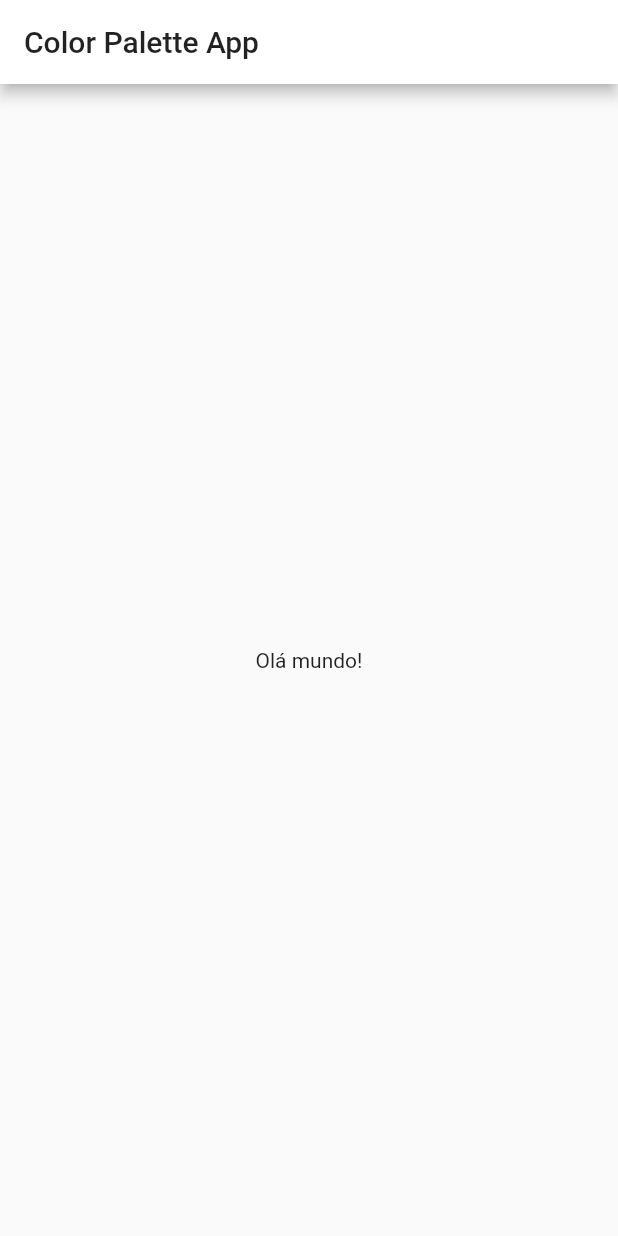
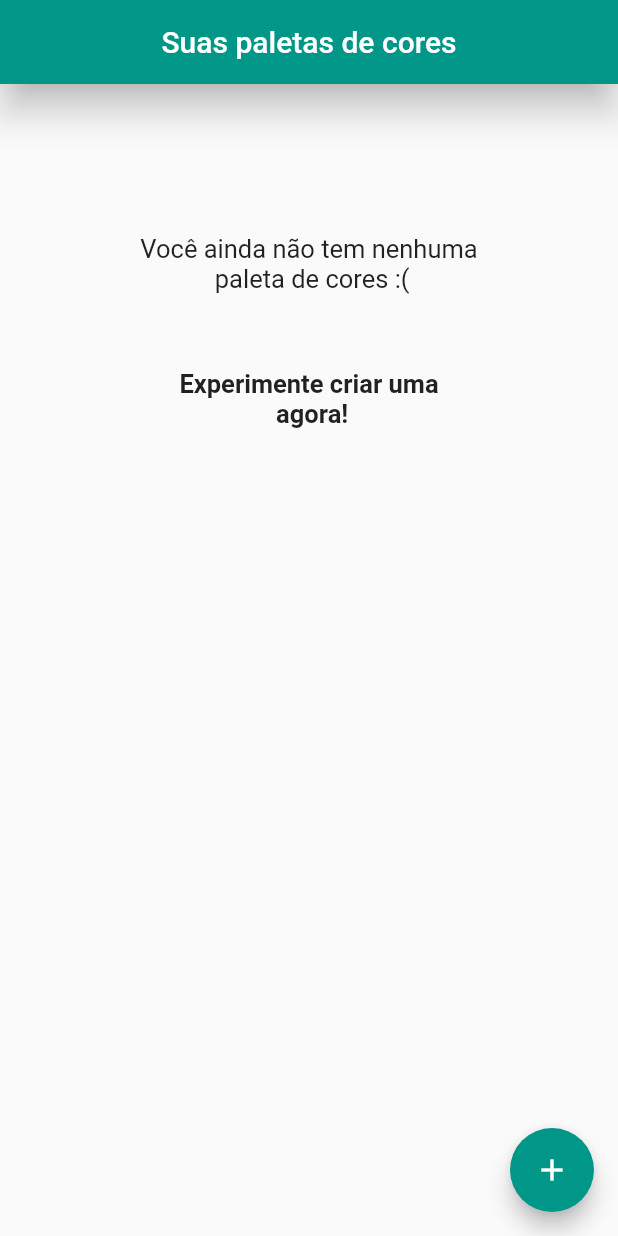
Before and after one commit to Eduardo-RFarias/ColorPaletteFlutterApp, a Flutter app: the screen it shows after launch, on a phone screen of 412 x 824 dp. Run offline on Flutter 3.47's test engine with Material 2 defaults, Android fonts, the phone set to English and light mode, and no system bars; our stand-ins replace cloud_firestore, firebase_core, flutter_bloc; accounts and stored records are empty.

Commit message:
Reorganização das páginas e criação da main page

```diff
--- /dev/null
+++ b/lib/bloc/ColorFormBloc/ColorFormBlocEvent.dart
@@ -0,0 +1,29 @@
+import 'package:flutter/material.dart';
+
+abstract class ColorFormEvent {
+  ColorFormEvent();
+}
+
+class ChangeColorFormEvent extends ColorFormEvent {
+  final String id;
+  final int index;
+  final String title;
+  final List<Color> colors;
+
+  ChangeColorFormEvent({
+    required this.id,
+    required this.index,
+    required this.title,
+    required this.colors,
+  });
+}
+
+class RandomizeColorFormEvent extends ColorFormEvent {
+  final String id;
+  final String title;
+
+  RandomizeColorFormEvent({
+    required this.id,
+    required this.title,
+  });
+}
--- /dev/null
+++ b/lib/bloc/ColorFormBloc/ColorFormBlocState.dart
@@ -0,0 +1,13 @@
+import 'package:flutter/material.dart';
+
+class ColorFormState {
+  String id;
+  String title;
+  late List<Color> colors;
+
+  ColorFormState({
+    required this.id,
+    required this.title,
+    required this.colors,
+  });
+}
--- a/lib/main.dart
+++ b/lib/main.dart
@@ -1,6 +1,6 @@
-import 'package:color_pallete_app/screens/ColorPalette/ColorPaletteScreen.dart';
-import 'package:color_pallete_app/screens/ColorPalette/bloc/ColorPaletteBloc.dart';
-import 'package:color_pallete_app/screens/ColorPalette/bloc/ColorPaletteBlocState.dart';
+import 'package:color_pallete_app/bloc/ColorPaletteBloc/ColorPaletteBloc.dart';
+import 'package:color_pallete_app/bloc/ColorPaletteBloc/ColorPaletteBlocState.dart';
+import 'package:color_pallete_app/views/ColorPaletteScreen.dart';
 import 'package:color_pallete_app/theme/theme.dart';
 import 'package:firebase_core/firebase_core.dart';
 import 'package:flutter/material.dart';
--- a/lib/screens/ColorPalette/ColorPaletteScreen.dart
+++ /dev/null
@@ -1,17 +0,0 @@
-import 'package:flutter/material.dart';
-
-class ColorPalettesScreen extends StatelessWidget {
-  const ColorPalettesScreen({Key? key}) : super(key: key);
-
-  @override
-  Widget build(BuildContext context) {
-    return Scaffold(
-      appBar: AppBar(
-        title: Text('Color Palette App'),
-      ),
-      body: Center(
-        child: Text('Olá mundo!'),
-      ),
-    );
-  }
-}
--- a/lib/theme/theme.dart
+++ b/lib/theme/theme.dart
@@ -3,15 +3,13 @@ import 'package:flutter/material.dart';
 abstract class MyTheme {
   static ThemeData lightTheme() {
     return ThemeData(
-      primaryColor: Colors.white,
-      accentColor: Colors.black,
+      primarySwatch: Colors.teal,
     );
   }
 
   static ThemeData darkTheme() {
     return ThemeData(
-      primaryColor: Colors.black,
-      accentColor: Colors.white,
+      primarySwatch: Colors.deepPurple,
     );
   }
 }
--- /dev/null
+++ b/lib/views/ColorPaletteScreen.dart
@@ -0,0 +1,210 @@
+import 'dart:math';
+
+import 'package:color_pallete_app/bloc/ColorFormBloc/ColorFormBloc.dart';
+import 'package:color_pallete_app/bloc/ColorFormBloc/ColorFormBlocState.dart';
+import 'package:color_pallete_app/bloc/ColorPaletteBloc/ColorPaletteBloc.dart';
+import 'package:color_pallete_app/bloc/ColorPaletteBloc/ColorPaletteBlocEvent.dart';
+import 'package:color_pallete_app/bloc/ColorPaletteBloc/ColorPaletteBlocState.dart';
+import 'package:color_pallete_app/models/ColorPaletteModel.dart';
+import 'package:color_pallete_app/views/EmpyColorPaletteScreen.dart';
+import 'package:flutter/material.dart';
+import 'package:flutter_bloc/flutter_bloc.dart';
+
+class ColorPalettesScreen extends StatefulWidget {
+  const ColorPalettesScreen({Key? key}) : super(key: key);
+
+  @override
+  _ColorPalettesScreenState createState() => _ColorPalettesScreenState();
+}
+
+class _ColorPalettesScreenState extends State<ColorPalettesScreen> {
+  late ColorPaletteBloc bloc;
+
+  @override
+  void initState() {
+    BlocProvider.of<ColorPaletteBloc>(context).add(ColorPaletteRetrieve());
+    super.initState();
+  }
+
+  void handleAdd({
+    required BuildContext context,
+  }) {
+    Navigator.of(context).push(
+      MaterialPageRoute(
+        builder: (_) => MultiBlocProvider(
+          providers: [
+            BlocProvider.value(
+              value: BlocProvider.of<ColorPaletteBloc>(context),
+            ),
+            BlocProvider<ColorFormBloc>(
+              create: (_) => ColorFormBloc(
+                initialState: ColorFormState(
+                  id: '',
+                  title: 'Nova Paleta',
+                  colors: List.generate(
+                      5, (index) => Color(Random().nextInt(0xffffffff))),
+                ),
+              ),
+            )
+          ],
+          child: Text('Unimplemented'), //TODO
+        ),
+      ),
+    );
+  }
+
+  void handleTap({
+    required BuildContext context,
+    required String id,
+    required String title,
+    required List<Color> colors,
+  }) {
+    Navigator.of(context).push(
+      MaterialPageRoute(
+        builder: (_) => MultiBlocProvider(
+          providers: [
+            BlocProvider.value(
+              value: BlocProvider.of<ColorPaletteBloc>(context),
+            ),
+            BlocProvider<ColorFormBloc>(
+              create: (context) {
+                return ColorFormBloc(
+                  initialState: ColorFormState(
+                    id: id,
+                    title: title,
+                    colors: colors,
+                  ),
+                );
+              },
+            ),
+          ],
+          child: Text('Unimplemented'),
+        ),
+      ),
+    ); //TODO
+  }
+
+  void handleDismiss({
+    required BuildContext context,
+    required String id,
+  }) {
+    bloc.add(
+      ColorPaletteDelete(id: id),
+    );
+  }
+
+  List<Widget> colorCircles({
+    required List<Color> colors,
+  }) {
+    List<Widget> list = [];
+
+    for (int i = 0; i < 5; i++) {
+      list.add(
+        Padding(
+          padding: EdgeInsets.all(5),
+          child: CircleAvatar(
+            backgroundColor: colors[i].withAlpha(0xff),
+            radius: 10,
+          ),
+        ),
+      );
+    }
+
+    return list;
+  }
+
+  ListView loadedStateScreen({
+    required BuildContext context,
+    required LoadedColorPalette state,
+  }) {
+    return ListView.builder(
+      itemCount: state.list.length,
+      itemBuilder: (context, index) {
+        ColorPalette item = state.list[index];
+
+        return Dismissible(
+          key: ValueKey(item),
+          onDismissed: (_) => handleDismiss(
+            context: context,
+            id: item.id,
+          ),
+          child: ListTile(
+            title: Text(
+              item.title,
+              style: TextStyle(fontSize: 20),
+            ),
+            trailing: Icon(Icons.edit),
+            onTap: () => handleTap(
+              context: context,
+              id: item.id,
+              title: item.title,
+              colors: item.colors,
+            ),
+            contentPadding: EdgeInsets.all(10),
+            subtitle: Container(
+              child: Row(
+                children: colorCircles(colors: item.colors),
+              ),
+            ),
+          ),
+        );
+      },
+    );
+  }
+
+  @override
+  Widget build(BuildContext context) {
+    bloc = BlocProvider.of<ColorPaletteBloc>(context);
+
+    return Scaffold(
+      appBar: AppBar(
+        title: Text('Suas paletas de cores'),
+        centerTitle: true,
+        elevation: 10,
+      ),
+      floatingActionButton: FloatingActionButton(
+        child: Icon(Icons.add),
+        onPressed: () => handleAdd(context: context),
+      ),
+      body: BlocBuilder<ColorPaletteBloc, ColorPaletteState>(
+        builder: (context, state) {
+          //! Estado de loading
+          if (state is LoadingColorPalette) {
+            return Center(child: CircularProgressIndicator());
+          }
+          //! Estado de carregado
+          else if (state is LoadedColorPalette) {
+            return loadedStateScreen(
+              context: context,
+              state: state,
+            );
+          }
+          //! Estado de algo foi modificado
+          else if (state is EditedColorPalette ||
+              state is CreatedColorPalette) {
+            bloc.add(ColorPaletteRetrieve());
+            return Container();
+          }
+          //! Estado de lista vazia
+          else if (state is EmptyColorPalette) {
+            return EmptyColorPaletteScreen();
+          }
+          //! Estado de Erro
+          else if (state is ErrorStateColorPalette) {
+            return Center(
+              child: Text(
+                '${state.message}\n' + '${state.error}',
+                style: TextStyle(fontSize: 30, color: Colors.red),
+              ),
+            );
+          }
+          //! Caso apareça um estado não implementado
+          else {
+            throw Exception('Foi passado um estado não implementado: ' +
+                state.runtimeType.toString());
+          }
+        },
+      ),
+    );
+  }
+}
--- /dev/null
+++ b/lib/views/EmpyColorPaletteScreen.dart
@@ -0,0 +1,71 @@
+import 'dart:math';
+
+import 'package:color_pallete_app/bloc/ColorFormBloc/ColorFormBloc.dart';
+import 'package:color_pallete_app/bloc/ColorFormBloc/ColorFormBlocState.dart';
+import 'package:color_pallete_app/bloc/ColorPaletteBloc/ColorPaletteBloc.dart';
+import 'package:flutter/material.dart';
+import 'package:flutter_bloc/flutter_bloc.dart';
+
+class EmptyColorPaletteScreen extends StatelessWidget {
+  const EmptyColorPaletteScreen({Key? key}) : super(key: key);
+
+  void handleTap({
+    required BuildContext context,
+  }) {
+    Navigator.of(context).push(
+      MaterialPageRoute(
+        builder: (_) => MultiBlocProvider(
+          providers: [
+            BlocProvider.value(
+              value: BlocProvider.of<ColorPaletteBloc>(context),
+            ),
+            BlocProvider<ColorFormBloc>(
+              create: (context) {
+                return ColorFormBloc(
+                  initialState: ColorFormState(
+                    id: '',
+                    title: 'Nova Paleta',
+                    colors: List.generate(
+                        5, (index) => Color(Random().nextInt(0xFFFFFFFF))),
+                  ),
+                );
+              },
+            ),
+          ],
+          child: Text('Unimplemented'),
+        ),
+      ),
+    ); //TODO
+  }
+
+  @override
+  Widget build(BuildContext context) {
+    return Column(
+      crossAxisAlignment: CrossAxisAlignment.stretch,
+      children: [
+        Padding(
+          padding: EdgeInsets.only(top: 100),
+          child: Text(
+            'Você ainda não tem nenhuma \n paleta de cores :(',
+            textAlign: TextAlign.center,
+            style: TextStyle(fontSize: 17),
+          ),
+        ),
+        Padding(
+          padding: EdgeInsets.only(top: 50),
+          child: GestureDetector(
+            onTap: () => handleTap(context: context),
+            child: Text(
+              'Experimente criar uma\n agora!',
+              textAlign: TextAlign.center,
+              style: TextStyle(
+                fontSize: 17,
+                fontWeight: FontWeight.bold,
+              ),
+            ),
+          ),
+        )
+      ],
+    );
+  }
+}
```
Also changed, not shown: lib/bloc/ColorFormBloc/ColorFormBloc.dart (added, +49 -0 lines), lib/bloc/ColorPaletteBloc/ColorPaletteBloc.dart (renamed from lib/screens/ColorPalette/bloc/ColorPaletteBloc.dart, +7 -17 lines), lib/views/ColorFormScreen.dart (added, +15 -0 lines), lib/views/CreateColorPaletteScreen.dart (added, +19 -0 lines), lib/views/ListedColorPaletteScreen.dart (added, +10 -0 lines), lib/bloc/ColorPaletteBloc/ColorPaletteBlocEvent.dart (renamed from lib/screens/ColorPalette/bloc/ColorPaletteBlocEvent.dart), lib/bloc/ColorPaletteBloc/ColorPaletteBlocState.dart (renamed from lib/screens/ColorPalette/bloc/ColorPaletteBlocState.dart), lib/data/firebase/ColorPaletteFirebase.dart (renamed from lib/screens/ColorPalette/firebase/ColorPaletteFirebase.dart).
